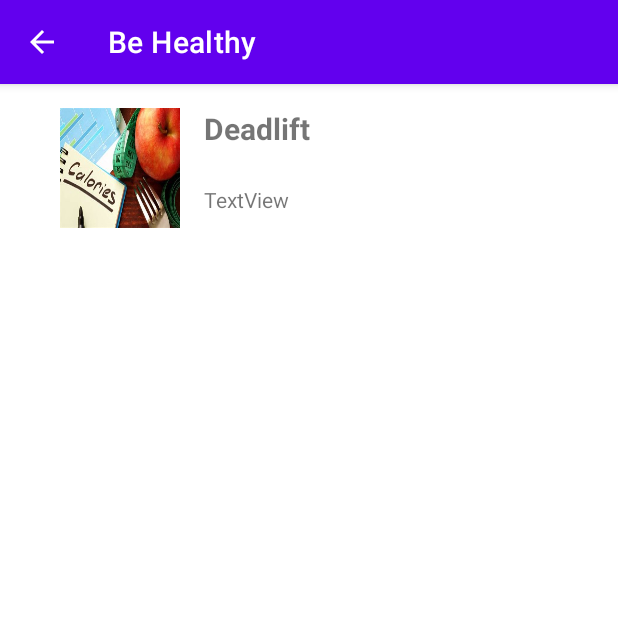
After one commit to oumab26/MobileApp_Sante, an Android app: the ExerciceActivity screen opened directly, with no data from a screen before it, on a phone screen of 412 x 824 dp, the top half of it. The commit adds this screen. Run offline under Robolectric (Android 15) with nearby library versions, the phone set to English and light mode, and no system bars; our stand-ins replace Room's generated code.

Commit message:
add gym exerices

```diff
--- a/app/src/main/AndroidManifest.xml
+++ b/app/src/main/AndroidManifest.xml
@@ -46,6 +46,11 @@
         <activity
             android:name=".RegisterActivity"
             android:exported="true" />
+        <activity
+            android:name=".ExerciceActivity"
+            android:parentActivityName=".MenuActivity"
+            android:exported="true" />
     </application>
 
+
 </manifest>
--- /dev/null
+++ b/app/src/main/java/tn/esprit/datastorage/ExerciceActivity.java
@@ -0,0 +1,50 @@
+package tn.esprit.datastorage;
+
+import android.annotation.SuppressLint;
+import android.os.Bundle;
+
+import androidx.appcompat.app.AppCompatActivity;
+import androidx.recyclerview.widget.LinearLayoutManager;
+import androidx.recyclerview.widget.RecyclerView;
+
+import java.util.List;
+
+import tn.esprit.datastorage.database.MyDatabase;
+import tn.esprit.datastorage.entity.Exercice;
+
+public class ExerciceActivity extends AppCompatActivity {
+
+    RecyclerView recyclerView;
+
+    @SuppressLint("RestrictedApi")
+    @Override
+    protected void onCreate(Bundle savedInstanceState) {
+        super.onCreate(savedInstanceState);
+        setContentView(R.layout.activity_exercice);
+        getSupportActionBar().setDefaultDisplayHomeAsUpEnabled(true);
+
+        ExerciceAdapter adapter = new ExerciceAdapter(this);
+        MyDatabase db = MyDatabase.getDatabase(ExerciceActivity.this);
+        Exercice exercice1 = new Exercice("Deadlift","Deadlift is a mandatory exercice","back",R.drawable.th_15_);
+       // Exercice exercice2 = new Exercice("push up","Deadlift is a mandatory exercice","back","path fr pics");
+       // Exercice exercice3 = new Exercice("Hamer","Deadlift is a mandatory exercice","back","path fr pics");
+
+        db.ExerciceDAO().insertExercice(exercice1);
+       // db.ExerciceDAO().insertExercice(exercice2);
+       // db.ExerciceDAO().insertExercice(exercice3);
+        List<Exercice> exerciceList = db.ExerciceDAO().findExercices();
+
+      for(Exercice e : exerciceList){
+           adapter.addExercice(e);
+       }
+        /*for(Exercice e : exerciceList){
+            db.ExerciceDAO().deleteExercice(e);
+        }*/
+        recyclerView = findViewById(R.id.articles);
+
+        recyclerView.setAdapter(adapter);
+        recyclerView.setLayoutManager(new LinearLayoutManager(getApplicationContext(), LinearLayoutManager.VERTICAL, false));
+
+
+    }
+}
--- /dev/null
+++ b/app/src/main/java/tn/esprit/datastorage/ExerciceAdapter.java
@@ -0,0 +1,64 @@
+package tn.esprit.datastorage;
+
+import android.content.Context;
+import android.graphics.drawable.Drawable;
+import android.net.Uri;
+import android.view.LayoutInflater;
+import android.view.View;
+import android.view.ViewGroup;
+import android.widget.Toast;
+
+import androidx.annotation.NonNull;
+import androidx.recyclerview.widget.RecyclerView;
+
+import java.util.Arrays;
+import java.util.List;
+
+import tn.esprit.datastorage.database.MyDatabase;
+
+import tn.esprit.datastorage.entity.Exercice;
+
+public class ExerciceAdapter extends RecyclerView.Adapter<ExerciceViewHolder> {
+
+    List<Exercice> exerciceList;
+
+    ExerciceAdapter(Context context) {
+        MyDatabase db = MyDatabase.getDatabase(context);
+        exerciceList = db.ExerciceDAO().findExercices();
+    }
+
+    @NonNull
+    @Override
+    public ExerciceViewHolder onCreateViewHolder(@NonNull ViewGroup parent, int viewType) {
+        View v = LayoutInflater.from(parent.getContext()).inflate(R.layout.item_article, parent, false);
+        return new ExerciceViewHolder(v);
+    }
+
+    @Override
+    public void onBindViewHolder(@NonNull ExerciceViewHolder holder, int position) {
+        Exercice exercice =  exerciceList.get(position);
+        holder.name.setText(exercice.getName());
+
+        holder.image.setBackgroundResource(exercice.getPicture());
+        System.out.println(exercice.getPicture());
+        //holder.price.setText(String.valueOf(exercice.getName()));
+
+
+        holder.itemView.setOnClickListener(v -> {
+            Toast.makeText(v.getContext(), exercice.getName() + " Clicked", Toast.LENGTH_SHORT).show();
+
+        });
+
+    }
+
+    @Override
+    public int getItemCount() {
+        return  exerciceList.size();
+    }
+
+
+    public void addExercice(Exercice a) {
+        exerciceList.add(a);
+        notifyItemInserted( exerciceList.size() - 1);
+    }
+}
--- /dev/null
+++ b/app/src/main/java/tn/esprit/datastorage/ExerciceViewHolder.java
@@ -0,0 +1,23 @@
+package tn.esprit.datastorage;
+
+import android.view.View;
+import android.widget.ImageView;
+import android.widget.TextView;
+
+import androidx.annotation.NonNull;
+import androidx.recyclerview.widget.RecyclerView;
+
+public class ExerciceViewHolder extends RecyclerView.ViewHolder {
+
+    TextView name;
+    TextView category;
+    ImageView image;
+
+    public ExerciceViewHolder(@NonNull View itemView) {
+        super(itemView);
+        name = itemView.findViewById(R.id.name);
+        category = itemView.findViewById(R.id.category);
+        image = itemView.findViewById(R.id.image);
+
+    }
+}
--- a/app/src/main/java/tn/esprit/datastorage/MenuActivity.java
+++ b/app/src/main/java/tn/esprit/datastorage/MenuActivity.java
@@ -3,7 +3,6 @@ package tn.esprit.datastorage;
 import androidx.appcompat.app.AppCompatActivity;
 
 import android.content.Intent;
-import android.content.SharedPreferences;
 import android.os.Bundle;
 import android.view.View;
 import android.widget.Button;
@@ -13,6 +12,8 @@ public class MenuActivity extends AppCompatActivity {
 
     Button calculateCalories;
     Button bmiActivity;
+    Button btnGym;
+
 
     //SharedPreferences sp = getSharedPreferences("sp", MODE_PRIVATE);
 
@@ -27,7 +28,7 @@ public class MenuActivity extends AppCompatActivity {
 
         calculateCalories = findViewById(R.id.btnCalorie);
         bmiActivity = findViewById(R.id.btnBmi);
-
+        btnGym = findViewById(R.id.btnGym);
         logout = findViewById(R.id.btnLogout);
 
         calculateCalories.setOnClickListener(new View.OnClickListener() {
@@ -47,6 +48,14 @@ public class MenuActivity extends AppCompatActivity {
             }
         });
 
+        btnGym.setOnClickListener(new View.OnClickListener() {
+            @Override
+            public void onClick(View view) {
+
+                Intent intent = new Intent(MenuActivity.this, ExerciceActivity.class);
+                startActivity(intent);
+            }
+        });
 
 
         logout.setOnClickListener(v -> {
--- /dev/null
+++ b/app/src/main/java/tn/esprit/datastorage/dao/ExerciceDAO.java
@@ -0,0 +1,28 @@
+package tn.esprit.datastorage.dao;
+
+
+import androidx.room.Dao;
+import androidx.room.Delete;
+import androidx.room.Insert;
+import androidx.room.Query;
+import androidx.room.Update;
+
+import java.util.List;
+
+import tn.esprit.datastorage.entity.Exercice;
+
+@Dao
+public interface ExerciceDAO {
+
+    @Insert
+    public void insertExercice(Exercice exercice);
+
+    @Update
+    public void updateExercice(Exercice exercice);
+
+    @Delete
+    public void deleteExercice(Exercice exercice);
+
+    @Query("SELECT * FROM Exercice")
+    public List<Exercice> findExercices();
+}
--- a/app/src/main/java/tn/esprit/datastorage/database/MyDatabase.java
+++ b/app/src/main/java/tn/esprit/datastorage/database/MyDatabase.java
@@ -9,14 +9,17 @@ import androidx.room.RoomDatabase;
 
 import tn.esprit.datastorage.dao.CalorieDAO;
 
+import tn.esprit.datastorage.dao.ExerciceDAO;
 import tn.esprit.datastorage.entity.Calorie;
+import tn.esprit.datastorage.entity.Exercice;
 
-@Database(entities = {Calorie.class}, version = 1, exportSchema = false)
+@Database(entities = {Calorie.class,Exercice.class}, version = 2, exportSchema = false)
 public abstract class MyDatabase extends RoomDatabase {
 
     private static MyDatabase instance;
 
     public abstract CalorieDAO CalorieDAO();
+    public abstract ExerciceDAO ExerciceDAO();
 
     public static MyDatabase getDatabase(Context ctx) {
         if (instance == null) {
--- /dev/null
+++ b/app/src/main/java/tn/esprit/datastorage/entity/Exercice.java
@@ -0,0 +1,74 @@
+package tn.esprit.datastorage.entity;
+
+import androidx.room.ColumnInfo;
+import androidx.room.Entity;
+import androidx.room.PrimaryKey;
+
+import java.util.List;
+
+@Entity
+public class Exercice {
+
+    @PrimaryKey(autoGenerate = true)
+    private int id;
+    @ColumnInfo
+    private String name;
+    @ColumnInfo
+    private String category;
+    @ColumnInfo
+    private String Description;
+    @ColumnInfo
+    private int picture;
+
+
+    public Exercice(){
+
+    }
+
+    public Exercice(String name, String category, String description, int picture) {
+        this.name = name;
+        this.category = category;
+        Description = description;
+        this.picture = picture;
+    }
+
+    public String getName() {
+        return name;
+    }
+
+    public void setName(String name) {
+        this.name = name;
+    }
+
+    public String getCategory() {
+        return category;
+    }
+
+    public void setCategory(String category) {
+        this.category = category;
+    }
+
+    public String getDescription() {
+        return Description;
+    }
+
+    public void setDescription(String description) {
+        Description = description;
+    }
+
+    public int getPicture() {
+        return picture;
+    }
+
+    public void setPicture(int pictures) {
+        this.picture = pictures;
+    }
+
+    public int getId() {
+        return id;
+    }
+
+    public void setId(int id) {
+        this.id = id;
+    }
+}
--- /dev/null
+++ b/app/src/main/res/layout/activity_exercice.xml
@@ -0,0 +1,22 @@
+<?xml version="1.0" encoding="utf-8"?>
+<androidx.constraintlayout.widget.ConstraintLayout xmlns:android="http://schemas.android.com/apk/res/android"
+    xmlns:app="http://schemas.android.com/apk/res-auto"
+    xmlns:tools="http://schemas.android.com/tools"
+    android:layout_width="match_parent"
+    android:layout_height="match_parent"
+    tools:context=".HomeActivity">
+
+    <androidx.recyclerview.widget.RecyclerView
+        android:id="@+id/articles"
+        android:layout_width="0dp"
+        android:layout_height="0dp"
+        android:layout_marginStart="16dp"
+        android:layout_marginEnd="16dp"
+        android:orientation="vertical"
+        app:layoutManager="androidx.recyclerview.widget.LinearLayoutManager"
+        app:layout_constraintBottom_toBottomOf="parent"
+        app:layout_constraintEnd_toEndOf="parent"
+        app:layout_constraintStart_toStartOf="parent"
+        app:layout_constraintTop_toTopOf="parent"
+        tools:listitem="@layout/item_article" />
+</androidx.constraintlayout.widget.ConstraintLayout>
--- a/app/src/main/res/layout/activity_register.xml
+++ b/app/src/main/res/layout/activity_register.xml
@@ -10,7 +10,7 @@
 
 
     <ImageView
-        android:id="@+id/imageView"
+        android:id="@+id/image"
         android:layout_width="390dp"
         android:layout_height="177dp"
         android:src="@drawable/th" />
--- /dev/null
+++ b/app/src/main/res/layout/item_article.xml
@@ -0,0 +1,40 @@
+<?xml version="1.0" encoding="utf-8"?>
+<androidx.constraintlayout.widget.ConstraintLayout xmlns:android="http://schemas.android.com/apk/res/android"
+    xmlns:app="http://schemas.android.com/apk/res-auto"
+    xmlns:tools="http://schemas.android.com/tools"
+    android:layout_width="match_parent"
+    android:layout_height="wrap_content">
+
+    <TextView
+        android:id="@+id/name"
+        android:layout_width="wrap_content"
+        android:layout_height="wrap_content"
+        android:layout_marginStart="16dp"
+        android:layout_marginTop="16dp"
+        android:text="TextView"
+        android:textSize="20sp"
+        android:textStyle="bold"
+        app:layout_constraintStart_toEndOf="@+id/image"
+        app:layout_constraintTop_toTopOf="parent" />
+
+    <ImageView
+        android:id="@+id/image"
+        android:layout_width="80dp"
+        android:layout_height="80dp"
+        android:layout_marginStart="24dp"
+        android:layout_marginTop="16dp"
+        android:layout_marginBottom="16dp"
+        app:layout_constraintBottom_toBottomOf="parent"
+        app:layout_constraintStart_toStartOf="parent"
+        app:layout_constraintTop_toTopOf="parent" />
+
+    <TextView
+        android:id="@+id/category"
+        android:layout_width="wrap_content"
+        android:layout_height="wrap_content"
+        android:layout_marginStart="16dp"
+        android:layout_marginTop="24dp"
+        android:text="TextView"
+        app:layout_constraintStart_toEndOf="@+id/image"
+        app:layout_constraintTop_toBottomOf="@+id/name" />
+</androidx.constraintlayout.widget.ConstraintLayout>
```
